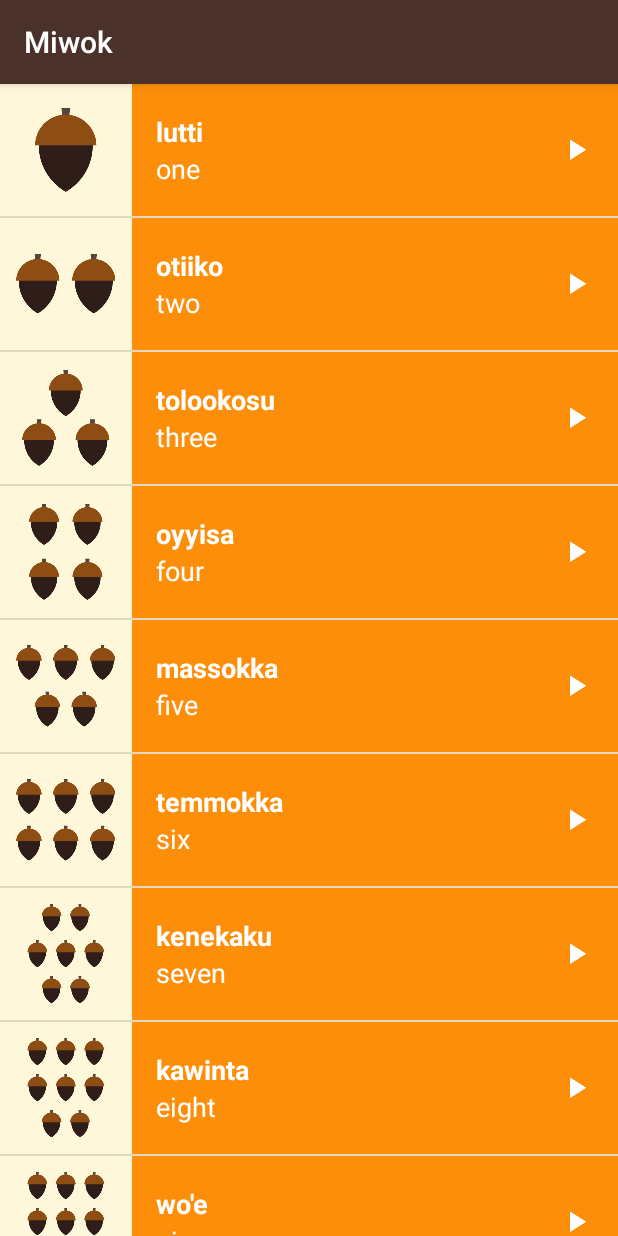
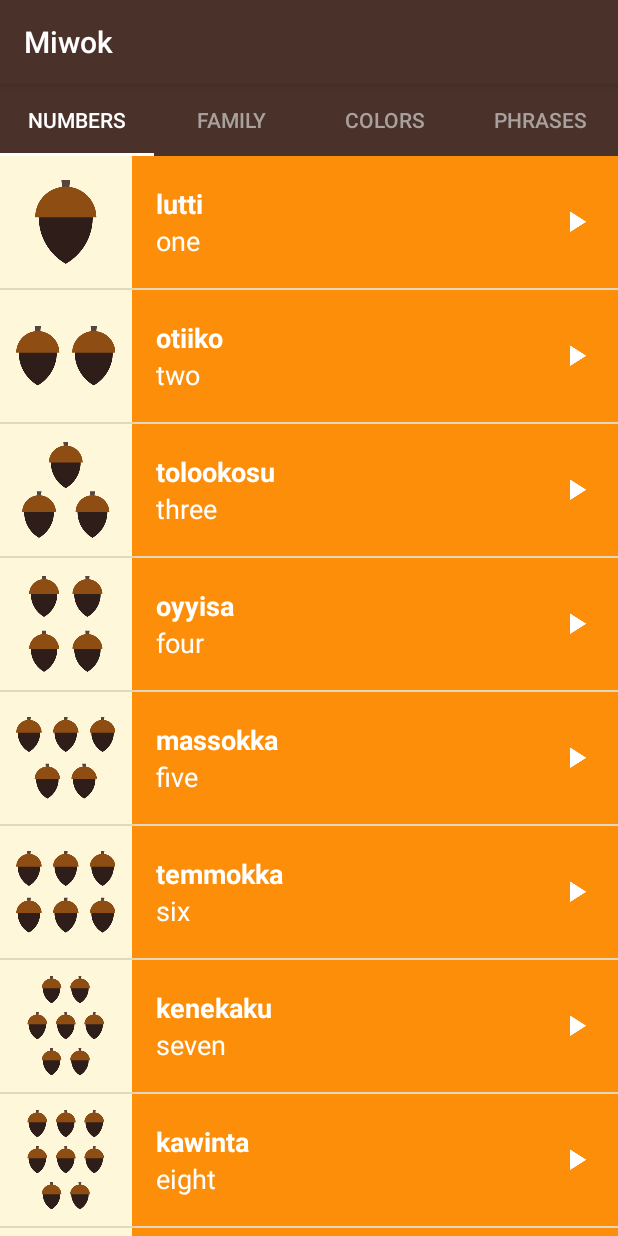
Before and after one commit to dawntan08/Miwok, an Android app: the screen it shows after launch (MainActivity), on a phone screen of 412 x 824 dp. Run offline under Robolectric (Android 15) with nearby library versions, the phone set to English and light mode, and no system bars.

Commit message:
+ add tab layout + visual tweaks + modified Category adapter to make sure tab name is correct

```diff
--- a/app/src/main/java/com/example/android/miwok/CategoryAdapter.java
+++ b/app/src/main/java/com/example/android/miwok/CategoryAdapter.java
@@ -1,5 +1,6 @@
 package com.example.android.miwok;
 
+import android.content.Context;
 import android.support.v4.app.FragmentPagerAdapter;
 import android.support.v4.app.Fragment;
 import android.support.v4.app.FragmentManager;
@@ -11,8 +12,28 @@ import android.support.v4.app.FragmentManager;
 
 public class CategoryAdapter extends FragmentPagerAdapter {
 
-    public CategoryAdapter(FragmentManager fm) {
+    private Context mContext;
+
+    public CategoryAdapter(Context context,FragmentManager fm) {
         super(fm);
+        mContext = context;
+    }
+    // overriding getPageTitle(), PageTitle to be used in the tabname will display the category
+    // currently chosen. Had to add context in the constructor
+    // Unfortunately, that also means we need a Context object in order to turn the string resource
+    // ID into an actual String. So we modify the CategoryAdapter constructor to also require a
+    // Context input so that we can get the proper text string.
+    @Override
+    public CharSequence getPageTitle(int position) {
+        if (position == 0) {
+            return mContext.getString(R.string.category_numbers);
+        } else if (position == 1) {
+            return mContext.getString(R.string.category_family);
+        } else if (position == 2) {
+            return mContext.getString(R.string.category_colors);
+        } else {
+            return mContext.getString(R.string.category_phrases);
+        }
     }
 
     @Override
--- a/app/src/main/java/com/example/android/miwok/MainActivity.java
+++ b/app/src/main/java/com/example/android/miwok/MainActivity.java
@@ -16,6 +16,7 @@
 package com.example.android.miwok;
 
 import android.os.Bundle;
+import android.support.design.widget.TabLayout;
 import android.support.v4.view.ViewPager;
 import android.support.v7.app.AppCompatActivity;
 
@@ -32,10 +33,19 @@ public class MainActivity extends AppCompatActivity {
         ViewPager viewPager = (ViewPager) findViewById(R.id.viewpager);
 
         // Create an adapter that knows which fragment should be shown on each page
-        CategoryAdapter adapter = new CategoryAdapter(getSupportFragmentManager());
+        // added context in the constructor
+        CategoryAdapter adapter = new CategoryAdapter(this, getSupportFragmentManager());
 
         // Set the adapter onto the view pager
         viewPager.setAdapter(adapter);
 
+        // Give the TabLayout the ViewPager
+        // Connect the tab layout with the view pager. This will
+        //   1. Update the tab layout when the view pager is swiped
+        //   2. Update the view pager when a tab is selected
+        //   3. Set the tab layout's tab names with the view pager's adapter's titles
+        //      by calling onPageTitle()
+        TabLayout tabLayout = (TabLayout) findViewById(R.id.sliding_tabs);
+        tabLayout.setupWithViewPager(viewPager);
     }
 }
--- a/app/src/main/res/layout/activity_main.xml
+++ b/app/src/main/res/layout/activity_main.xml
@@ -16,15 +16,21 @@
 <LinearLayout
     xmlns:android="http://schemas.android.com/apk/res/android"
     xmlns:tools="http://schemas.android.com/tools"
+    xmlns:app="http://schemas.android.com/apk/res-auto"
     android:layout_width="match_parent"
     android:layout_height="match_parent"
     android:background="@color/tan_background"
     android:orientation="vertical"
     tools:context="com.example.android.miwok.MainActivity">
 
+    <android.support.design.widget.TabLayout
+        android:id="@+id/sliding_tabs"
+        android:layout_width="match_parent"
+        android:layout_height="wrap_content"
+        style="@style/CustomTabLayout"/>
+
     <android.support.v4.view.ViewPager
         android:id="@+id/viewpager"
         android:layout_width="match_parent"
         android:layout_height="match_parent" />
-
 </LinearLayout>
--- a/app/src/main/res/values/colors.xml
+++ b/app/src/main/res/values/colors.xml
@@ -34,4 +34,11 @@
 
     <!-- Background color for the phrases category -->
     <color name="category_phrases">#16AFCA</color>
+
+    <!-- Background color for selected tab-->
+    <color name="tab_selected">#FFFFFF</color>
+
+    <!-- Background color for unselected tab-->
+    <color name="tab_not_selected">#A8A19E</color>
+
 </resources>
--- a/app/src/main/res/values/strings.xml
+++ b/app/src/main/res/values/strings.xml
@@ -26,7 +26,7 @@
     <string name="category_numbers">Numbers</string>
 
     <!-- Category name for the vocabulary words for family members [CHAR LIMIT=20] -->
-    <string name="category_family">Family Members</string>
+    <string name="category_family">Family</string>
 
     <!-- TODO: Remove or change this placeholder text -->
     <string name="hello_blank_fragment">Hello blank fragment</string>
--- a/app/src/main/res/values/styles.xml
+++ b/app/src/main/res/values/styles.xml
@@ -30,4 +30,11 @@
         <item name="android:textStyle">bold</item>
         <item name="android:textAppearance">?android:textAppearanceMedium</item>
     </style>
+
+    <style name="CustomTabLayout" parent="Widget.Design.TabLayout">
+        <item name="tabBackground">@color/primary_color</item>
+        <item name="tabIndicatorColor">@color/tab_selected</item>
+        <item name="tabSelectedTextColor">@color/tab_selected</item>
+        <item name="tabTextColor">@color/tab_not_selected</item>
+    </style>
 </resources>
```
